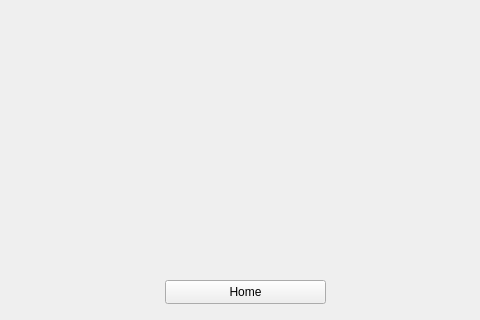
Above: Development/Iterations/Iteration 3/Iteration 3.1/Qt Designer Pages/dataWindow.ui from Trimaz6855/HTNEA before the change; both pictures show x 165 to 645 and y 280 to 600 of the 800 by 600 pixel window. Below: the same form after it.
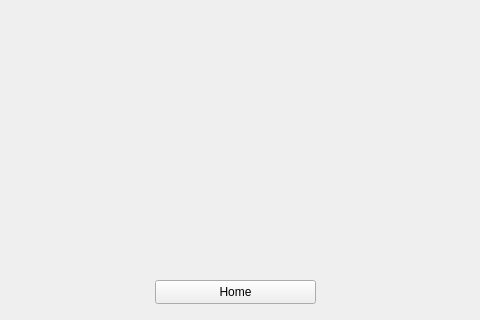
That is the form after the change. The open tabs and pages were chosen to show the change.

```diff
--- a/Development/Iterations/Iteration 3/Iteration 3.1/Qt Designer Pages/dataWindow.ui
+++ b/Development/Iterations/Iteration 3/Iteration 3.1/Qt Designer Pages/dataWindow.ui
@@ -186,7 +186,7 @@
     <widget class="QWidget" name="gridLayoutWidget">
      <property name="geometry">
       <rect>
-       <x>80</x>
+       <x>70</x>
        <y>90</y>
        <width>661</width>
        <height>451</height>
@@ -224,7 +224,7 @@
     <widget class="QPushButton" name="btnDataWindowHome">
      <property name="geometry">
       <rect>
-       <x>330</x>
+       <x>320</x>
        <y>560</y>
        <width>161</width>
        <height>24</height>
```
Left out of the diff: 20 changed lines with no effect on the pictures.
